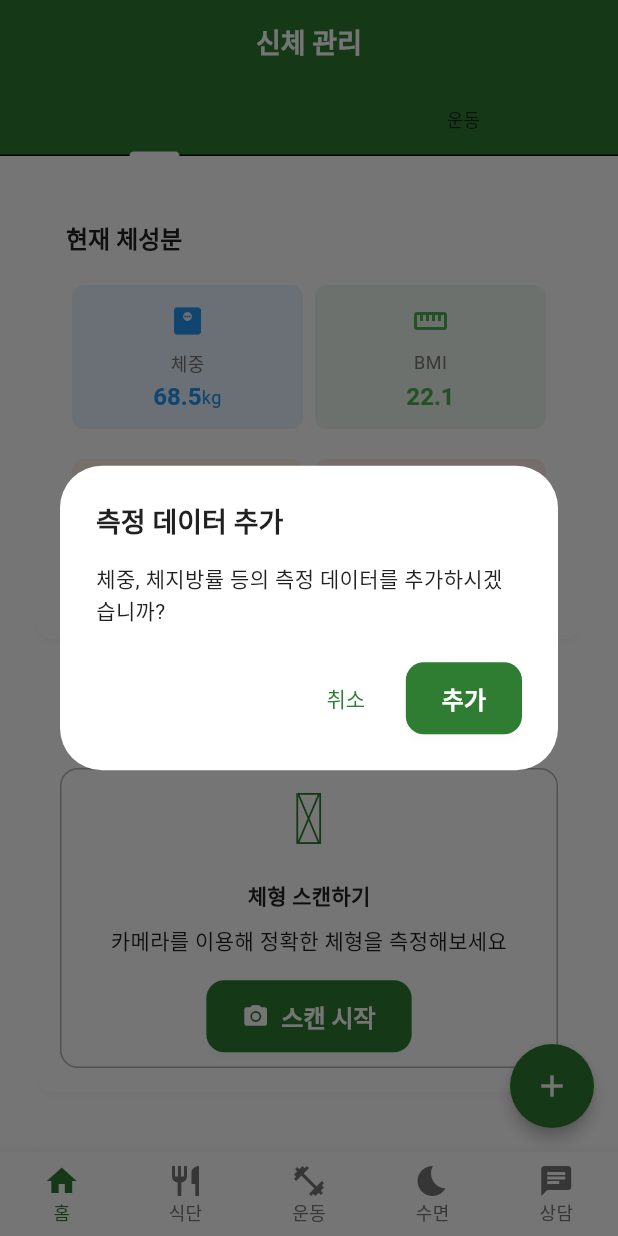
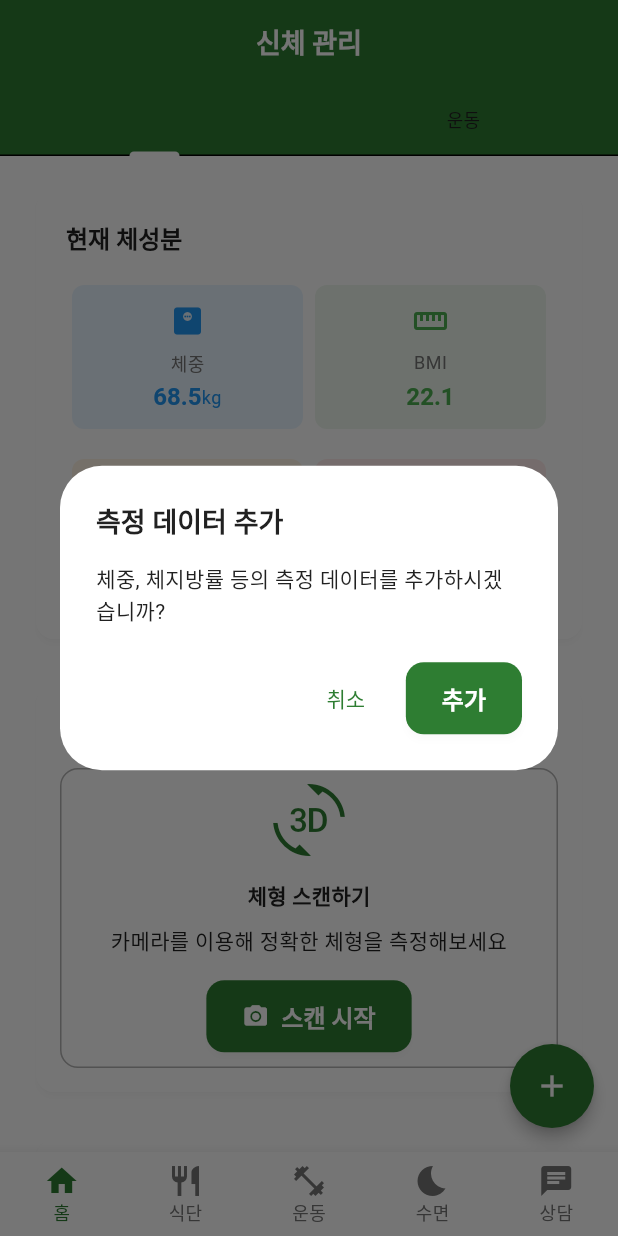
Before and after one commit to dragonzzuny/health_care, a Flutter app: the BodyScreen screen opened by its route, after a tap on the "add" icon, on a phone screen of 412 x 824 dp. Run offline on Flutter 3.47's test engine with Material 3 defaults, Android fonts, the phone set to English and light mode, and no system bars; our stand-ins replace dio, fl_chart, flutter_riverpod, geolocator, go_router, image_picker and 4 more; missing offline and left inert: dart:ffi, google_mlkit_barcode_scanning, google_mlkit_text_recognition; accounts and stored records are empty; generated files the repository leaves out were written again; Roboto replaces fonts that are missing (Pretendard).

Commit message:
Fix icon references and update card theme

```diff
--- a/lib/core/theme/app_theme.dart
+++ b/lib/core/theme/app_theme.dart
@@ -149,14 +149,14 @@ class AppTheme {
     ),
 
     // Card Theme
-    cardTheme: CardTheme(
+    cardTheme: const CardThemeData(
       color: surfaceColor,
       elevation: 2,
       shadowColor: shadowColor,
       shape: RoundedRectangleBorder(
-        borderRadius: BorderRadius.circular(12),
+        borderRadius: BorderRadius.all(Radius.circular(12)),
       ),
-      margin: const EdgeInsets.all(8),
+      margin: EdgeInsets.all(8),
     ),
 
     // Elevated Button Theme
--- a/lib/features/auth/presentation/login_screen.dart
+++ b/lib/features/auth/presentation/login_screen.dart
@@ -296,7 +296,7 @@ class _LoginScreenState extends ConsumerState<LoginScreen> {
                   const SizedBox(height: 12),
                   _buildSocialLoginButton(
                     'Naver로 계속하기',
-                    Icons.n_mobiledata,
+                    Icons.language,
                     const Color(0xFF03C75A),
                     () => _socialLogin('Naver'),
                   ),
--- a/lib/features/body/presentation/body_screen.dart
+++ b/lib/features/body/presentation/body_screen.dart
@@ -214,7 +214,7 @@ class _BodyScreenState extends State<BodyScreen>
                 mainAxisAlignment: MainAxisAlignment.center,
                 children: [
                   Icon(
-                    Icons.three_d_rotation,
+                    Icons.threed_rotation,
                     size: 48,
                     color: Theme.of(context).colorScheme.primary,
                   ),
```
Also changed, not shown: pubspec.yaml (+8 -8 lines), 1 other file.
